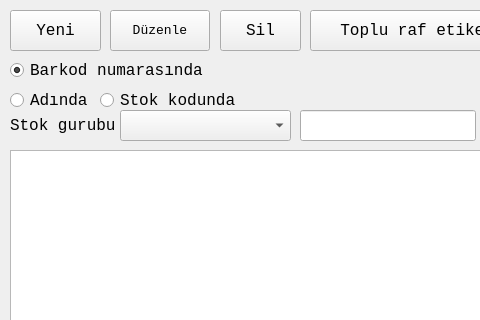
This is stokfrom.ui in mamoo81/bhss as Qt 5 draws it before an edit; both pictures show x 0 to 480 and y 0 to 320 of the 1350 by 700 pixel window. The edited form follows.
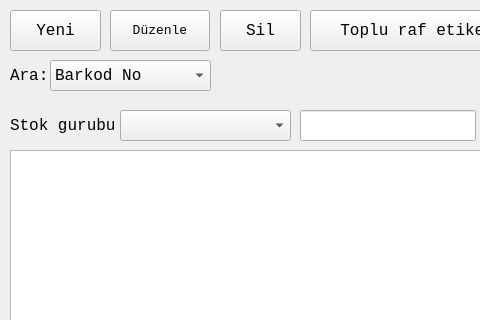
This is the edited form. Icons and pictures are not drawn.

Commit message: v0.2.9 - Stok karti arama combobox, F8 fiyat guncelleme, Enter arama

Diff of the .ui file:
```diff
--- a/stokfrom.ui
+++ b/stokfrom.ui
@@ -76,38 +76,54 @@
     <bool>false</bool>
    </attribute>
   </widget>
-  <widget class="QRadioButton" name="barkodRadioButton">
+   <widget class="QLabel" name="label_3">
    <property name="geometry">
     <rect>
      <x>10</x>
+      <y>65</y>
+      <width>41</width>
+      <height>21</height>
+     </rect>
+    </property>
+    <property name="text">
+     <string>Ara:</string>
+    </property>
+   </widget>
+   <widget class="QComboBox" name="aramaTuruComboBox">
+    <property name="geometry">
+     <rect>
+      <x>50</x>
      <y>60</y>
-     <width>199</width>
-     <height>21</height>
-    </rect>
-   </property>
-   <property name="text">
-    <string>Barkod numarasında</string>
-   </property>
-   <property name="checked">
-    <bool>true</bool>
-   </property>
-  </widget>
-  <widget class="QRadioButton" name="adRadioButton">
-   <property name="geometry">
-    <rect>
-     <x>10</x>
-     <y>90</y>
-     <width>99</width>
-     <height>21</height>
-    </rect>
-   </property>
+      <width>161</width>
+      <height>31</height>
+     </rect>
+    </property>
+    <property name="font">
+     <font>
+      <family>Monospace</family>
+      <pointsize>12</pointsize>
+     </font>
+    </property>
+    <property name="currentIndex">
+     <number>1</number>
+    </property>
+    <item>
+     <property name="text">
+      <string>Ad</string>
+     </property>
+    </item>
+    <item>
    <property name="text">
-    <string>Adında</string>
-   </property>
-   <property name="checked">
-    <bool>false</bool>
-   </property>
-  </widget>
+      <string>Barkod No</string>
+     </property>
+    </item>
+    <item>
+     <property name="text">
+      <string>Stok Kodu</string>
+     </property>
+    </item>
+   </widget>
+
   <widget class="QToolButton" name="araBtn">
    <property name="geometry">
     <rect>
@@ -134,19 +150,7 @@
     <enum>Qt::ToolButtonTextBesideIcon</enum>
    </property>
   </widget>
-  <widget class="QRadioButton" name="kodRadioButton">
-   <property name="geometry">
-    <rect>
-     <x>100</x>
-     <y>90</y>
-     <width>141</width>
-     <height>21</height>
-    </rect>
-   </property>
-   <property name="text">
-    <string>Stok kodunda</string>
-   </property>
-  </widget>
+
   <widget class="QToolButton" name="dosyadanToolButton">
    <property name="geometry">
     <rect>
```
Left out of the diff: 4 changed lines with no effect on the pictures. Lines whose indentation alone changed are shown as unchanged. The commit also changes 7 other files.
